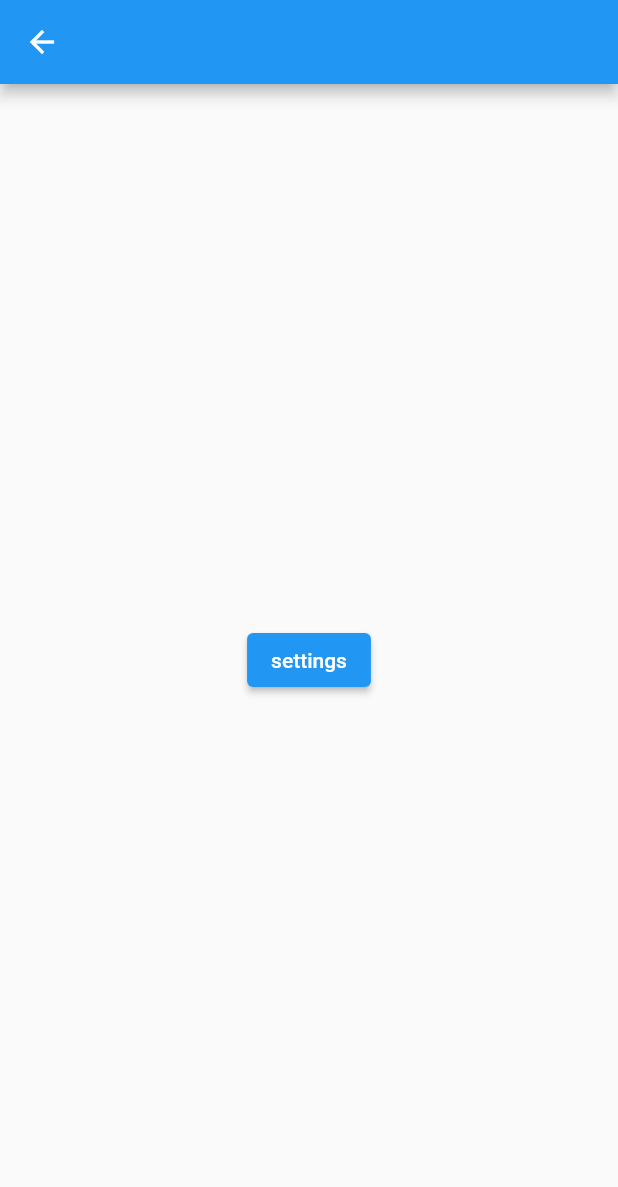
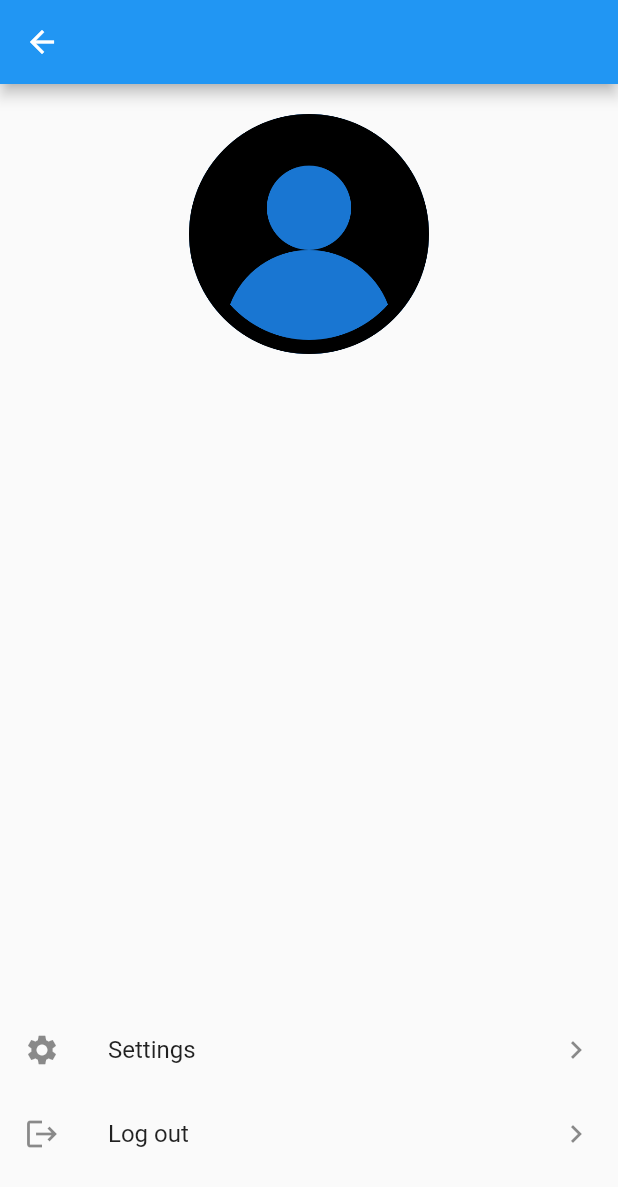
Before and after one commit to oguzhan2142/date_app, a Flutter app: the ProfileView screen opened directly, on a phone screen of 412 x 824 dp. Shown: the top 1187 px of the screen. Run offline on Flutter 3.47's test engine with Material 2 defaults, Android fonts, the phone set to English and light mode, and no system bars; our stand-ins replace animated_bottom_navigation_bar, dio, flutter_riverpod, pretty_dio_logger, shared_preferences; accounts and stored records are empty.

Commit message:
get user with images

```diff
--- a/lib/features/authentication/repository/authentication_repository.dart
+++ b/lib/features/authentication/repository/authentication_repository.dart
@@ -12,7 +12,7 @@ class AuthenticationRepository extends BaseRepository implements IAuthentication
   @override
   Future<Auth?> login({required LoginInput loginInput}) {
     return requestManager.getSingle<Auth?>(
-      path: '/api/user/login',
+      path: '/api/auth/login',
       requestType: RequestType.POST,
       body: loginInput.toJson(),
       converter: (json) => Auth.fromJson(json),
@@ -22,7 +22,7 @@ class AuthenticationRepository extends BaseRepository implements IAuthentication
   @override
   Future<Auth?> register({required AuthInput authInput}) {
     return requestManager.getSingle<Auth?>(
-      path: '/api/user/register',
+      path: '/api/auth/register',
       requestType: RequestType.POST,
       body: authInput.toJson(),
       converter: (json) => Auth.fromJson(json),
--- a/lib/features/authentication/view/login_view.dart
+++ b/lib/features/authentication/view/login_view.dart
@@ -58,7 +58,7 @@ class _LoginViewState extends ConsumerState<LoginView> {
                 final isLoading = ref.watch(loginBtnLoadingProvider);
                 return ElevatedButton(
                   onPressed: isLoading ? null : viewModel.onLogin,
-                  child: const Text('register'),
+                  child: const Text('login'),
                 );
               },
             )
--- a/lib/features/match/repository/i_match_repository.dart
+++ b/lib/features/match/repository/i_match_repository.dart
@@ -1,8 +1,9 @@
 import '../model/match_user.dart';
 
 abstract class IMatchRepository {
-  Future<MatchUser?> getNextMatchUser({
+  Future<List<MatchUser>?> getMatch({
     required String userId,
+    required int count,
     String? targetUserId,
     bool? isAccepted,
   });
--- a/lib/features/match/repository/match_repository.dart
+++ b/lib/features/match/repository/match_repository.dart
@@ -8,17 +8,19 @@ class MatchRepository extends BaseRepository implements IMatchRepository {
   MatchRepository({required super.requestManager});
 
   @override
-  Future<MatchUser?> getNextMatchUser({
+  Future<List<MatchUser>?> getMatch({
     required String userId,
+    required int count,
     String? targetUserId,
     bool? isAccepted,
   }) {
-    return requestManager.getSingle(
+    return requestManager.getList(
       path: '/api/match/',
       requestType: RequestType.POST,
       body: {
         'userId': userId,
         'targetUserId': targetUserId,
+        'count': count,
         'isAccepted': isAccepted,
       },
       converter: (json) => MatchUser.fromJson(json),
--- a/lib/features/navigation_bar/view/navigation_view.dart
+++ b/lib/features/navigation_bar/view/navigation_view.dart
@@ -16,14 +16,14 @@ class NavigationView extends ConsumerStatefulWidget {
 
 class _NavigationViewState extends ConsumerState<NavigationView> {
   final icons = [
+    Assets.icons.conversation.path,
     Assets.icons.user.path,
-    Assets.icons.conversation.path,
     Assets.icons.fire.path,
   ];
 
   final pages = [
+    const ChatView(),
     const ProfileView(),
-    const ChatView(),
     const MatchView(),
   ];
 
--- a/lib/features/profile/view/profile_view.dart
+++ b/lib/features/profile/view/profile_view.dart
@@ -1,6 +1,6 @@
 import 'package:flutter/material.dart';
 import 'package:flutter_riverpod/flutter_riverpod.dart';
-import 'package:frontend/router/routes.dart';
+import 'package:frontend/gen/assets.gen.dart';
 
 class ProfileView extends ConsumerStatefulWidget {
   const ProfileView({super.key});
@@ -14,13 +14,30 @@ class _ProfileViewState extends ConsumerState<ProfileView> {
   Widget build(BuildContext context) {
     return Scaffold(
       appBar: AppBar(),
-      body: Center(
-        child: ElevatedButton(
-          onPressed: () {
-            Navigator.of(context).pushNamed(Routes.SETTINGS);
-          },
-          child: const Text('settings'),
-        ),
+      body: Column(
+        crossAxisAlignment: CrossAxisAlignment.center,
+        children: [
+          const SizedBox(height: 20),
+          CircleAvatar(
+            radius: 80,
+            child: Assets.icons.userPlaceholder.image(),
+          ),
+          const SizedBox(height: 20),
+          const Spacer(),
+          ListTile(
+            leading: const Icon(Icons.settings),
+            title: const Text('Settings'),
+            onTap: () {},
+            trailing: const Icon(Icons.chevron_right),
+          ),
+          ListTile(
+            leading: const Icon(Icons.logout),
+            title: const Text('Log out'),
+            onTap: () {},
+            trailing: const Icon(Icons.chevron_right),
+          ),
+          const SizedBox(height: 40),
+        ],
       ),
     );
   }
--- a/lib/gen/assets.gen.dart
+++ b/lib/gen/assets.gen.dart
@@ -22,8 +22,12 @@ class $AssetsIconsGen {
   /// File path: assets/icons/user.png
   AssetGenImage get user => const AssetGenImage('assets/icons/user.png');
 
+  /// File path: assets/icons/user_placeholder.png
+  AssetGenImage get userPlaceholder =>
+      const AssetGenImage('assets/icons/user_placeholder.png');
+
   /// List of all assets
-  List<AssetGenImage> get values => [conversation, fire, user];
+  List<AssetGenImage> get values => [conversation, fire, user, userPlaceholder];
 }
 
 class Assets {
--- a/pubspec.yaml
+++ b/pubspec.yaml
@@ -39,6 +39,7 @@ dependencies:
   json_serializable: ^6.5.1
   pretty_dio_logger: ^1.1.1
   shared_preferences: ^2.0.15
+  swipable_stack: ^2.0.0
   line_icons: ^2.0.0
 
 dev_dependencies:
```
Also changed, not shown: lib/features/match/model/image.dart (added, +17 -0 lines), lib/features/match/model/match_user.dart (+4 -0 lines), lib/features/match/view/match_view.dart (+10 -1 lines), lib/features/match/viewmodel/match_viewmodel.dart (+28 -7 lines), lib/manager/request_manager/request_manager.dart (+38 -0 lines), assets/icons/user_placeholder.png (added), lib/features/match/model/image.g.dart (added), lib/features/match/model/match_user.g.dart, pubspec.lock.
